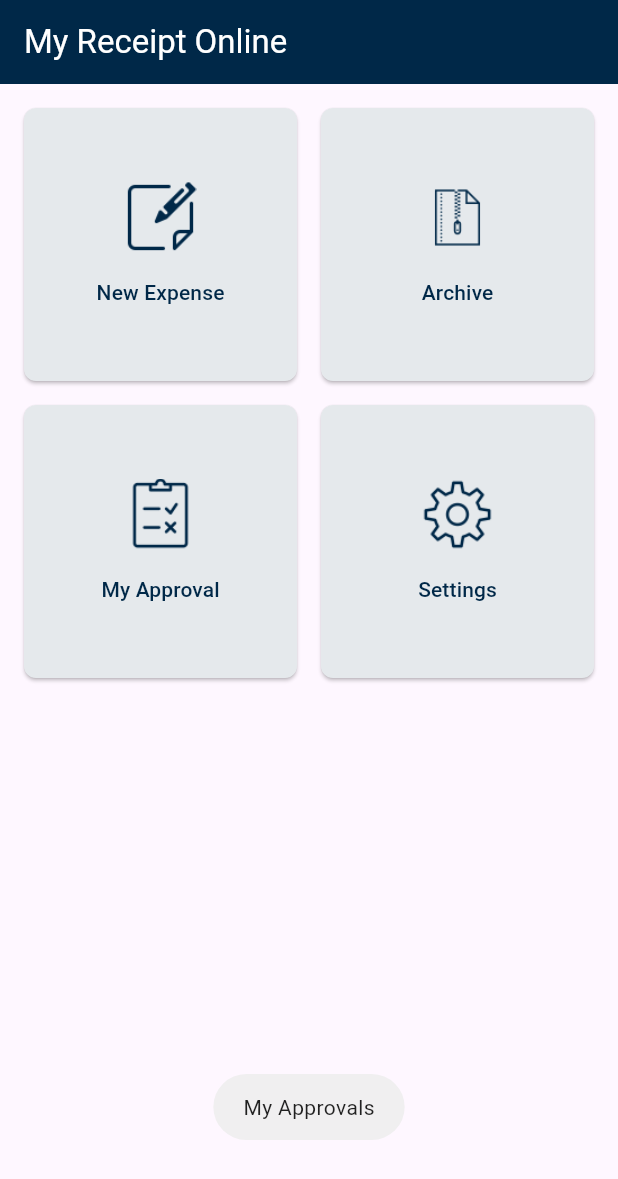
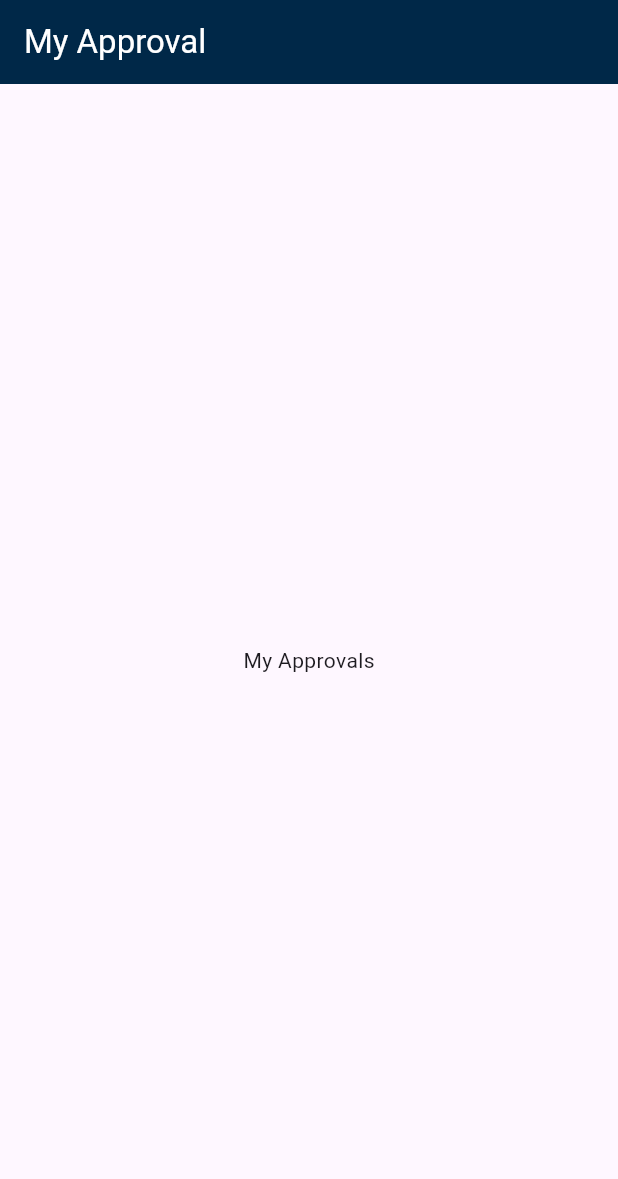
Before and after one commit to NrupParikh/MRO-Flutter-App, a Flutter app: the HomeScreen screen opened by its route, after a tap on "My Approval", on a phone screen of 412 x 824 dp. Shown: the top 1179 px of the screen. Run offline on Flutter 3.47's test engine with Material 2 defaults, Android fonts, the phone set to English and light mode, and no system bars; our stand-ins replace fluttertoast, local_auth.

Commit message:
- NewExpenses - Archive - MyApprovals screen added with Action buttons and navigation

```diff
--- a/lib/config/app_constants.dart
+++ b/lib/config/app_constants.dart
@@ -5,5 +5,8 @@ class AppConstants {
   static const String routePassword = "/password";
   static const String routePasswordReset = "/password_reset";
   static const String routeHome = "/home";
+  static const String routeNewExpenses = "/new_expenses";
+  static const String routeArchive = "/archive";
+  static const String routeMyApprovals = "/my_approvals";
   static const String routeSettings = "/settings";
 }
--- a/lib/config/string_constants.dart
+++ b/lib/config/string_constants.dart
@@ -19,6 +19,8 @@ class StringConstants {
   static const String settings = "Settings";
   static const String biometricAuthentication = "Biometric Authentication";
   static const String logout = "Logout";
+  static const String syncMessage = "Sync MRO";
+  static const String modify = "Modify";
 
   // =========== BIOMETRIC
   static const String localizedReason = "Please authenticate";
--- a/lib/features/auth/presentation/pages/landing_screen.dart
+++ b/lib/features/auth/presentation/pages/landing_screen.dart
@@ -34,6 +34,7 @@ class _LandingScreenState extends State<LandingScreen> {
           options: const AuthenticationOptions(
               stickyAuth: true, biometricOnly: true));
       if (didAuthenticate == true) {
+        if (!mounted) return;
         Navigator.pushNamedAndRemoveUntil(
             context, AppConstants.routeHome, (route) => false);
       }
--- a/lib/features/home/presentation/pages/home_screen.dart
+++ b/lib/features/home/presentation/pages/home_screen.dart
@@ -23,6 +23,16 @@ class _HomeScreenState extends State<HomeScreen> {
           title: const Text(StringConstants.appFullName,
               style: TextStyle(color: Colors.white)),
           backgroundColor: ColorConstants.blueThemeColor,
+          actions: [
+            IconButton(
+                onPressed: () {
+                  Fluttertoast.showToast(msg: StringConstants.syncMessage);
+                },
+                icon: const Icon(
+                  Icons.refresh,
+                  color: Colors.white,
+                ))
+          ],
         ),
         body: GridView.count(
           padding: const EdgeInsets.all(16),
@@ -32,7 +42,7 @@ class _HomeScreenState extends State<HomeScreen> {
           children: [
             ElevatedButton(
               onPressed: () {
-                Fluttertoast.showToast(msg: "New Expenses");
+                Navigator.pushNamed(context, AppConstants.routeNewExpenses);
               },
               style: ElevatedButton.styleFrom(
                   backgroundColor: ColorConstants.homeScreenButtonBgColor,
@@ -50,16 +60,16 @@ class _HomeScreenState extends State<HomeScreen> {
                   const SizedBox(
                     height: 16,
                   ),
-                  const Text(
+                  Text(
                     StringConstants.newExpense,
-                    style: TextStyle(color: Color(0xff002848)),
+                    style: TextStyle(color: ColorConstants.blueThemeColor),
                   )
                 ],
               ),
             ),
             ElevatedButton(
               onPressed: () {
-                Fluttertoast.showToast(msg: "Archive");
+                Navigator.pushNamed(context, AppConstants.routeArchive);
               },
               style: ElevatedButton.styleFrom(
                   backgroundColor: ColorConstants.homeScreenButtonBgColor,
@@ -77,16 +87,16 @@ class _HomeScreenState extends State<HomeScreen> {
                   const SizedBox(
                     height: 16,
                   ),
-                  const Text(
+                  Text(
                     StringConstants.archive,
-                    style: TextStyle(color: Color(0xff002848)),
+                    style: TextStyle(color: ColorConstants.blueThemeColor),
                   )
                 ],
               ),
             ),
             ElevatedButton(
               onPressed: () {
-                Fluttertoast.showToast(msg: "My Approvals");
+                Navigator.pushNamed(context, AppConstants.routeMyApprovals);
               },
               style: ElevatedButton.styleFrom(
                   backgroundColor: ColorConstants.homeScreenButtonBgColor,
@@ -104,9 +114,9 @@ class _HomeScreenState extends State<HomeScreen> {
                   const SizedBox(
                     height: 16,
                   ),
-                  const Text(
+                  Text(
                     StringConstants.myApproval,
-                    style: TextStyle(color: Color(0xff002848)),
+                    style: TextStyle(color: ColorConstants.blueThemeColor),
                   )
                 ],
               ),
@@ -131,9 +141,9 @@ class _HomeScreenState extends State<HomeScreen> {
                   const SizedBox(
                     height: 16,
                   ),
-                  const Text(
+                  Text(
                     StringConstants.settings,
-                    style: TextStyle(color: Color(0xff002848)),
+                    style: TextStyle(color: ColorConstants.blueThemeColor),
                   )
                 ],
               ),
--- /dev/null
+++ b/lib/features/home/presentation/pages/my_approvals_screen.dart
@@ -0,0 +1,26 @@
+import 'package:flutter/material.dart';
+import 'package:mro/config/string_constants.dart';
+
+import '../../../../config/color_constants.dart';
+
+class MyApprovalsScreen extends StatefulWidget {
+  const MyApprovalsScreen({super.key});
+
+  @override
+  State<MyApprovalsScreen> createState() => _MyApprovalsScreenState();
+}
+
+class _MyApprovalsScreenState extends State<MyApprovalsScreen> {
+
+  @override
+  Widget build(BuildContext context) {
+    return Scaffold(
+        appBar: AppBar(
+          automaticallyImplyLeading: false,
+          title: const Text(StringConstants.myApproval,
+              style: TextStyle(color: Colors.white)),
+          backgroundColor: ColorConstants.blueThemeColor,
+        ),
+        body: const Center(child: Text("My Approvals")));
+  }
+}
--- a/lib/features/home/presentation/pages/setting_screen.dart
+++ b/lib/features/home/presentation/pages/setting_screen.dart
@@ -14,7 +14,6 @@ class SettingsScreen extends StatefulWidget {
 
 class _SettingsScreenState extends State<SettingsScreen> {
   bool isBioMetric = true;
-  TextEditingController emailController = TextEditingController();
 
   @override
   Widget build(BuildContext context) {
--- a/lib/main.dart
+++ b/lib/main.dart
@@ -6,7 +6,10 @@
 import 'package:mro/features/auth/presentation/pages/password_reset_screen.dart';
 import 'package:mro/features/auth/presentation/pages/password_screen.dart';
 import 'package:mro/features/auth/presentation/pages/splash_screen.dart';
+import 'package:mro/features/home/presentation/pages/archive_screen.dart';
 import 'package:mro/features/home/presentation/pages/home_screen.dart';
+import 'package:mro/features/home/presentation/pages/my_approvals_screen.dart';
+import 'package:mro/features/home/presentation/pages/new_expenses_screen.dart';
 
 import 'features/home/presentation/pages/setting_screen.dart';
 
@@ -41,6 +44,9 @@
         AppConstants.routePasswordReset: (context) =>
             const PasswordResetScreen(),
         AppConstants.routeHome: (context) => const HomeScreen(),
+        AppConstants.routeNewExpenses: (context) => const NewExpensesScreen(),
+        AppConstants.routeArchive: (context) => const ArchiveScreen(),
+        AppConstants.routeMyApprovals: (context) => const MyApprovalsScreen(),
         AppConstants.routeSettings: (context) => const SettingsScreen(),
       },
     );
```
Also changed, not shown: lib/features/home/presentation/pages/archive_screen.dart (added, +36 -0 lines), lib/features/home/presentation/pages/new_expenses_screen.dart (added, +26 -0 lines).
